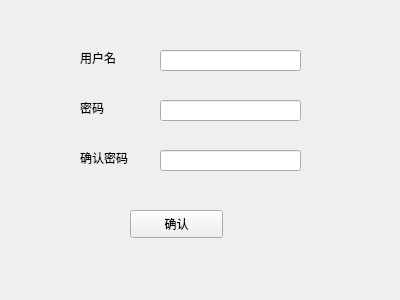
Old version of the form Frontend/MapExploreSimSys/MESSWidgets/RegisterWidget.ui in the repository 2022SExSA/MapExploreSimSys.
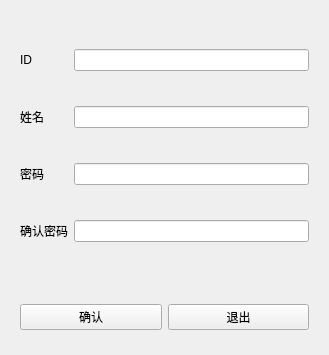
New version of the form.

The edit to the form file:
```diff
--- a/Frontend/MapExploreSimSys/MESSWidgets/RegisterWidget.ui
+++ b/Frontend/MapExploreSimSys/MESSWidgets/RegisterWidget.ui
@@ -6,95 +6,92 @@
    <rect>
     <x>0</x>
     <y>0</y>
-    <width>400</width>
-    <height>300</height>
+    <width>329</width>
+    <height>355</height>
    </rect>
   </property>
   <property name="windowTitle">
    <string>Form</string>
   </property>
-  <widget class="QLineEdit" name="UserLineEdit">
-   <property name="geometry">
-    <rect>
-     <x>160</x>
-     <y>50</y>
-     <width>141</width>
-     <height>21</height>
-    </rect>
-   </property>
-  </widget>
-  <widget class="QLineEdit" name="PasswordLineEdit">
-   <property name="geometry">
-    <rect>
-     <x>160</x>
-     <y>100</y>
-     <width>141</width>
-     <height>21</height>
-    </rect>
-   </property>
-  </widget>
-  <widget class="QLineEdit" name="ConfirmLineEdit">
-   <property name="geometry">
-    <rect>
-     <x>160</x>
-     <y>150</y>
-     <width>141</width>
-     <height>21</height>
-    </rect>
-   </property>
-  </widget>
+  <layout class="QVBoxLayout" name="verticalLayout" stretch="5,1">
+   <item>
+    <widget class="QWidget" name="widget" native="true">
+     <layout class="QGridLayout" name="gridLayout">
+      <item row="0" column="0">
   <widget class="QLabel" name="UserLabel">
-   <property name="geometry">
-    <rect>
-     <x>80</x>
-     <y>50</y>
-     <width>72</width>
-     <height>15</height>
-    </rect>
-   </property>
+        <property name="text">
+         <string>ID</string>
+        </property>
+       </widget>
+      </item>
+      <item row="0" column="1">
+       <widget class="QLineEdit" name="UserLineEdit"/>
+      </item>
+      <item row="1" column="0">
+       <widget class="QLabel" name="ConfirmLabel_2">
    <property name="text">
-    <string>用户名</string>
-   </property>
-  </widget>
+         <string>姓名</string>
+        </property>
+       </widget>
+      </item>
+      <item row="1" column="1">
+       <widget class="QLineEdit" name="NameLineEdit"/>
+      </item>
+      <item row="2" column="0">
   <widget class="QLabel" name="PasswordLabel">
-   <property name="geometry">
-    <rect>
-     <x>80</x>
-     <y>100</y>
-     <width>72</width>
-     <height>15</height>
-    </rect>
-   </property>
    <property name="text">
     <string>密码</string>
    </property>
   </widget>
+      </item>
+      <item row="2" column="1">
+       <widget class="QLineEdit" name="PasswordLineEdit">
+        <property name="maxLength">
+         <number>64</number>
+        </property>
+        <property name="echoMode">
+         <enum>QLineEdit::Password</enum>
+        </property>
+       </widget>
+      </item>
+      <item row="3" column="0">
   <widget class="QLabel" name="ConfirmLabel">
-   <property name="geometry">
-    <rect>
-     <x>80</x>
-     <y>150</y>
-     <width>72</width>
-     <height>15</height>
-    </rect>
-   </property>
    <property name="text">
     <string>确认密码</string>
    </property>
   </widget>
+      </item>
+      <item row="3" column="1">
+       <widget class="QLineEdit" name="ConfirmLineEdit">
+        <property name="echoMode">
+         <enum>QLineEdit::Password</enum>
+        </property>
+       </widget>
+      </item>
+     </layout>
+    </widget>
+   </item>
+   <item>
+    <widget class="QWidget" name="widget_2" native="true">
+     <layout class="QHBoxLayout" name="horizontalLayout">
+      <item>
   <widget class="QPushButton" name="ConfirmPushbutton">
-   <property name="geometry">
-    <rect>
-     <x>130</x>
-     <y>210</y>
-     <width>93</width>
-     <height>28</height>
-    </rect>
-   </property>
    <property name="text">
     <string>确认</string>
    </property>
   </widget>
+      </item>
+      <item>
+       <widget class="QPushButton" name="ExitPushbutton">
+        <property name="text">
+         <string>退出</string>
+        </property>
+       </widget>
+      </item>
+     </layout>
+    </widget>
+   </item>
+  </layout>
  </widget>
  <resources/>
  <connections/>
```
Left out of the diff: 4 changed lines with no effect on the pictures. Lines whose indentation alone changed are shown as unchanged.
